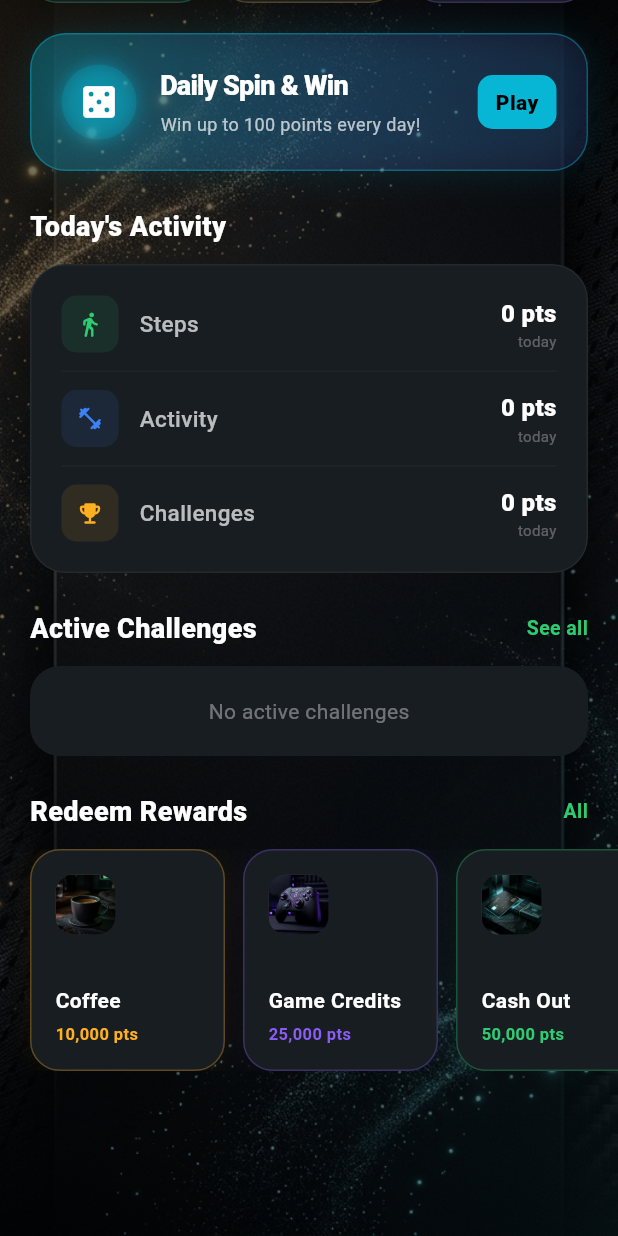
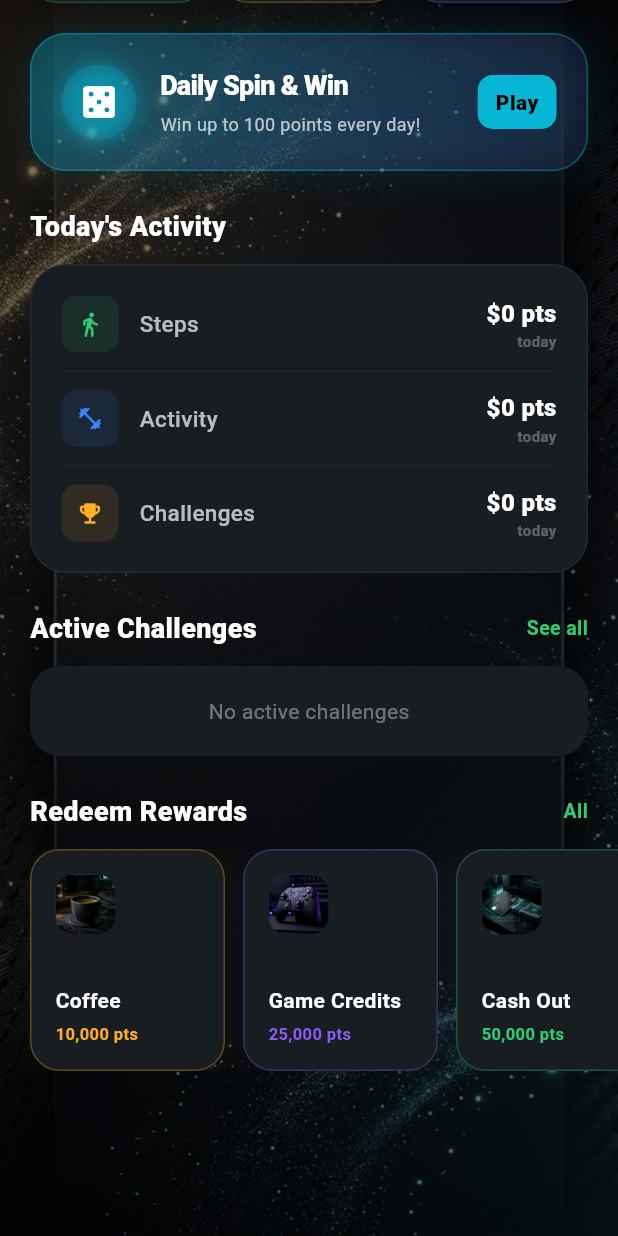
Before and after one commit to iMaginarParas/fit24app, a Flutter app: the EarnPage screen opened directly, scrolled down 448 dp, on a phone screen of 412 x 824 dp. Run offline on Flutter 3.47's test engine with Material 3 defaults, Android fonts, the phone set to English and light mode, and no system bars; our stand-ins replace flutter_local_notifications, flutter_riverpod, flutter_tts, geolocator, google_maps_flutter, google_sign_in and 8 more; missing offline and left inert: health; accounts and stored records are empty; network calls fail.

Commit message:
Fixed step points update and added currency prefix to activity breakdown

```diff
--- a/lib/earn.dart
+++ b/lib/earn.dart
@@ -402,9 +402,9 @@ class _EP extends ConsumerState<EarnPage> {
       Column(
         crossAxisAlignment: CrossAxisAlignment.end,
         children: [
-          Text('${NumberFormat('#,###').format(points)} pts', style: const TextStyle(
-              fontSize: 16, fontWeight: FontWeight.w800, color: Colors.white)),
-          Text('today', style: TextStyle(fontSize: 10, color: Colors.white.withOpacity(0.3))),
+          Text('\$${NumberFormat('#,###').format(points)} pts', style: const TextStyle(
+              fontSize: 16, fontWeight: FontWeight.w900, color: Colors.white)),
+          Text('today', style: TextStyle(fontSize: 10, color: Colors.white.withOpacity(0.3), fontWeight: FontWeight.w700)),
         ],
       ),
     ],
```
